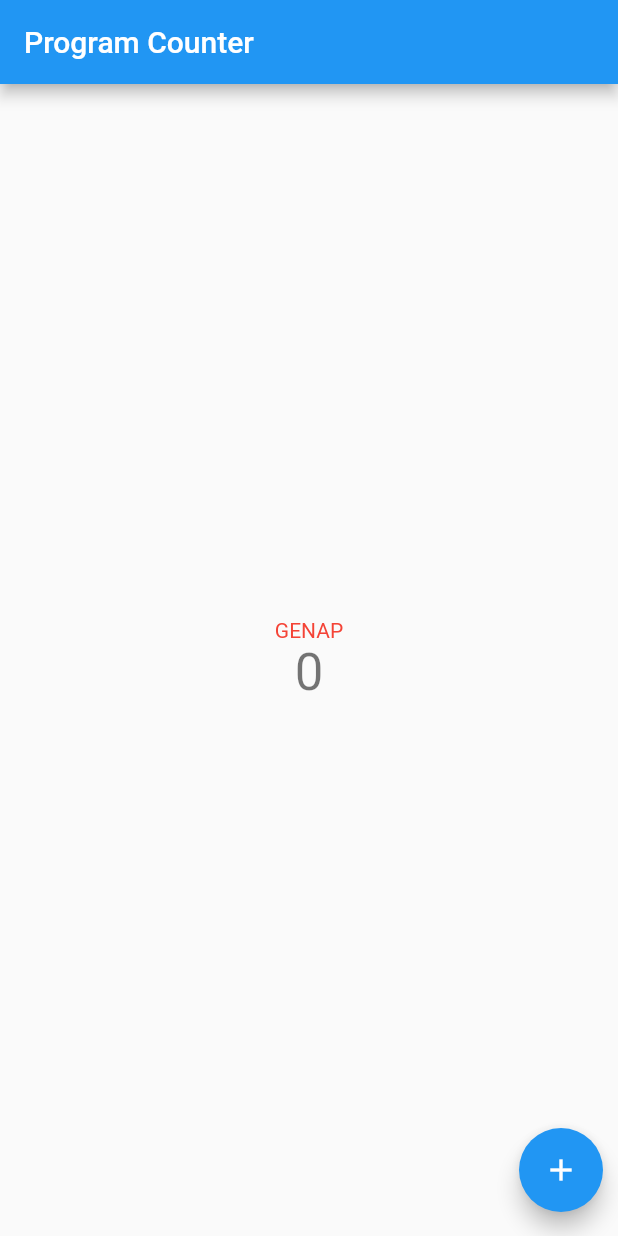
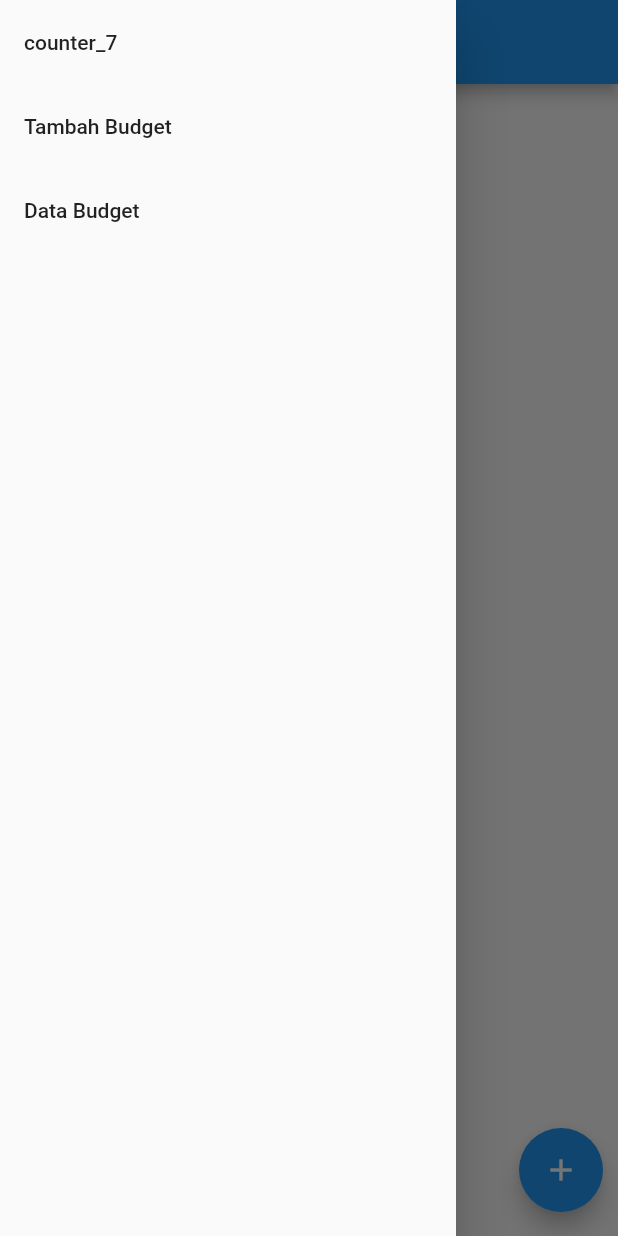
Before and after one commit to arkanalexei/pbp-flutter-lab, a Flutter app: the screen it shows after launch, with the side drawer open (before the commit the screen has no drawer), on a phone screen of 412 x 824 dp. Run offline on Flutter 3.47's test engine with Material 2 defaults, Android fonts, the phone set to English and light mode, and no system bars.

Commit message:
tugas 8 finally done

```diff
--- /dev/null
+++ b/lib/data.dart
@@ -0,0 +1,46 @@
+import 'package:flutter/material.dart';
+import 'package:counter_7/main.dart';
+import 'package:counter_7/drawer.dart';
+
+class MyDataPage extends StatefulWidget {
+  const MyDataPage({super.key, required this.data, required this.tambahData});
+  final List<dataBudget> data;
+  final Function(dataBudget) tambahData;
+
+  @override
+  State<MyDataPage> createState() => _MyDataPageState();
+}
+
+class _MyDataPageState extends State<MyDataPage> {
+  @override
+  Widget build(BuildContext context) {
+    return Scaffold(
+      appBar: AppBar(
+        title: Text('Form'),
+      ),
+
+      // Menambahkan drawer menu
+      drawer: PublicDrawer(
+        data: widget.data,
+        tambahData: widget.tambahData,
+      ),
+
+      body: ListView.builder(
+          itemCount: widget.data.length,
+          itemBuilder: (BuildContext context, int index) {
+            var budgetTitle = widget.data[index].judul;
+            var date = widget.data[index].tanggal;
+            return ListTile(
+                shape: RoundedRectangleBorder(
+                  borderRadius: BorderRadius.circular(1),
+                  side: const BorderSide(color: Colors.black, width: 0.3),
+                ),
+                trailing: Text(widget.data[index].jenisBudget),
+                subtitle: Text(widget.data[index].nominal.toString()),
+
+                title: Text('$budgetTitle - $date'));
+                // title: Text('f');
+          }),
+    );
+  }
+}
--- /dev/null
+++ b/lib/drawer.dart
@@ -0,0 +1,75 @@
+import 'package:counter_7/data.dart';
+import 'package:flutter/material.dart';
+import 'package:counter_7/main.dart';
+import 'package:counter_7/form.dart';
+
+class PublicDrawer extends StatefulWidget {
+  const PublicDrawer({super.key, required this.data, required this.tambahData});
+  final List<dataBudget> data;
+  final Function(dataBudget) tambahData;
+
+  @override
+  _PublicDrawerState createState() => _PublicDrawerState();
+}
+
+class _PublicDrawerState extends State<PublicDrawer> {
+  @override
+  void initState() {
+    super.initState();
+  }
+
+  @override
+  Widget build(BuildContext context) {
+    return Container(
+      child: Drawer(
+        child: Column(
+          children: [
+            // Menambahkan clickable menu
+            ListTile(
+              title: const Text('counter_7'),
+              onTap: () {
+                // Route menu ke halaman utama
+                Navigator.pushReplacement(
+                  context,
+                  MaterialPageRoute(
+                      builder: (context) => MyHomePage(
+                            data: widget.data,
+                            tambahData: widget.tambahData,
+                          )),
+                );
+              },
+            ),
+            ListTile(
+              title: const Text('Tambah Budget'),
+              onTap: () {
+                // Route menu ke halaman form
+                Navigator.pushReplacement(
+                  context,
+                  MaterialPageRoute(
+                      builder: (context) => MyFormPage(
+                            data: widget.data,
+                            tambahData: widget.tambahData,
+                          )),
+                );
+              },
+            ),
+            ListTile(
+              title: const Text('Data Budget'),
+              onTap: () {
+                // Route menu ke halaman form
+                Navigator.pushReplacement(
+                  context,
+                  MaterialPageRoute(
+                      builder: (context) => MyDataPage(
+                            data: widget.data,
+                            tambahData: widget.tambahData,
+                          )),
+                );
+              },
+            ),
+          ],
+        ),
+      ),
+    );
+  }
+}
--- a/lib/main.dart
+++ b/lib/main.dart
@@ -1,15 +1,38 @@
-import 'dart:developer';
-
+import 'package:counter_7/drawer.dart';
 import 'package:flutter/material.dart';
 
 void main() {
   runApp(const MyApp());
 }
 
-class MyApp extends StatelessWidget {
-  const MyApp({super.key});
+class dataBudget {
+  final String judul;
+  final int nominal;
+  final String jenisBudget;
+  final String tanggal;
+  dataBudget(this.judul, this.nominal, this.jenisBudget, this.tanggal);
+}
+
+class MyApp extends StatefulWidget {
+  const MyApp({Key? key}) : super(key: key);
+
+  @override
+  State<MyApp> createState() => _MyAppState();
+}
+
+class _MyAppState extends State<MyApp> {
 
   // This widget is the root of your application.
+
+  final List<dataBudget> data = <dataBudget>[];
+
+  void tambahData(dataBudget budget) {
+    setState(() {
+      data.add(budget);
+    });
+  }
+
+
   @override
   Widget build(BuildContext context) {
     return MaterialApp(
@@ -26,13 +49,16 @@ class MyApp extends StatelessWidget {
         // is not restarted.
         primarySwatch: Colors.blue,
       ),
-      home: const MyHomePage(title: 'Program Counter'),
+      home: MyHomePage(
+        data: data,
+        tambahData: tambahData,
+      ),
     );
   }
 }
 
 class MyHomePage extends StatefulWidget {
-  const MyHomePage({super.key, required this.title});
+  const MyHomePage({super.key, required this.data, required this.tambahData});
 
   // This widget is the home page of your application. It is stateful, meaning
   // that it has a State object (defined below) that contains fields that affect
@@ -43,7 +69,9 @@ class MyHomePage extends StatefulWidget {
   // used by the build method of the State. Fields in a Widget subclass are
   // always marked "final".
 
-  final String title;
+  final String title = 'Program Counter';
+  final List<dataBudget> data;
+  final Function(dataBudget) tambahData;
 
   @override
   State<MyHomePage> createState() => _MyHomePageState();
@@ -111,6 +139,12 @@ class _MyHomePageState extends State<MyHomePage> {
         // the App.build method, and use it to set our appbar title.
         title: Text(widget.title),
       ),
+
+      // Menambahkan drawer menu
+      drawer: PublicDrawer(
+        data: widget.data,
+        tambahData: widget.tambahData,
+      ),
       body: Center(
         // Center is a layout widget. It takes a single child and positions it
         // in the middle of the parent.
--- a/pubspec.yaml
+++ b/pubspec.yaml
@@ -36,6 +36,7 @@ dependencies:
   # The following adds the Cupertino Icons font to your application.
   # Use with the CupertinoIcons class for iOS style icons.
   cupertino_icons: ^1.0.2
+  intl: ^0.17.0
 
 dev_dependencies:
   flutter_test:
```
Also changed, not shown: lib/form.dart (added, +241 -0 lines), pubspec.lock, 1 other file.
